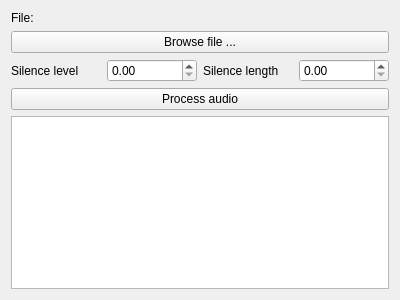
First picture: the form in MUL/mainwindow.ui, repository Jamiroquai88/MUL, before the edit.
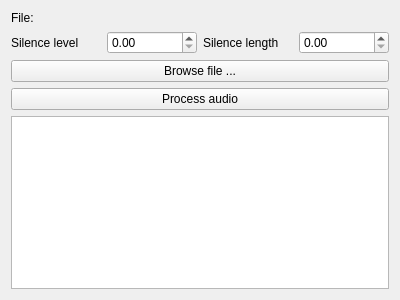
Second picture: the form after the edit.

What changed in the file:
```diff
--- a/MUL/mainwindow.ui
+++ b/MUL/mainwindow.ui
@@ -10,32 +10,23 @@
     <height>300</height>
    </rect>
   </property>
+  <property name="sizePolicy">
+   <sizepolicy hsizetype="Preferred" vsizetype="Preferred">
+    <horstretch>0</horstretch>
+    <verstretch>0</verstretch>
+   </sizepolicy>
+  </property>
   <property name="windowTitle">
    <string>MainWindow</string>
   </property>
   <widget class="QWidget" name="centralWidget">
    <property name="sizePolicy">
-    <sizepolicy hsizetype="Minimum" vsizetype="Maximum">
+    <sizepolicy hsizetype="Preferred" vsizetype="Preferred">
      <horstretch>0</horstretch>
      <verstretch>0</verstretch>
     </sizepolicy>
    </property>
-   <widget class="QWidget" name="verticalWidget" native="true">
-    <property name="geometry">
-     <rect>
-      <x>0</x>
-      <y>0</y>
-      <width>400</width>
-      <height>300</height>
-     </rect>
-    </property>
-    <property name="sizePolicy">
-     <sizepolicy hsizetype="Maximum" vsizetype="Maximum">
-      <horstretch>0</horstretch>
-      <verstretch>0</verstretch>
-     </sizepolicy>
-    </property>
-    <layout class="QVBoxLayout" name="verticalLayout">
+   <layout class="QVBoxLayout" name="verticalLayout_2">
      <item>
       <layout class="QHBoxLayout" name="horizontalLayout_2">
        <item>
@@ -60,13 +51,6 @@
        </item>
       </layout>
      </item>
-     <item>
-      <widget class="QPushButton" name="browseButton">
-       <property name="text">
-        <string>Browse file ...</string>
-       </property>
-      </widget>
-     </item>
      <item>
       <layout class="QHBoxLayout" name="horizontalLayout">
        <item>
@@ -98,6 +82,19 @@
        </item>
       </layout>
      </item>
+    <item>
+     <widget class="QPushButton" name="browseButton">
+      <property name="sizePolicy">
+       <sizepolicy hsizetype="Preferred" vsizetype="Preferred">
+        <horstretch>0</horstretch>
+        <verstretch>0</verstretch>
+       </sizepolicy>
+      </property>
+      <property name="text">
+       <string>Browse file ...</string>
+      </property>
+     </widget>
+    </item>
      <item>
       <widget class="QPushButton" name="processButton">
        <property name="text">
@@ -106,10 +103,16 @@
       </widget>
      </item>
      <item>
-      <widget class="QTableView" name="tableView"/>
-     </item>
-    </layout>
-   </widget>
+     <widget class="QTableView" name="tableView">
+      <property name="sizePolicy">
+       <sizepolicy hsizetype="Preferred" vsizetype="Preferred">
+        <horstretch>0</horstretch>
+        <verstretch>0</verstretch>
+       </sizepolicy>
+      </property>
+     </widget>
+    </item>
+   </layout>
   </widget>
  </widget>
  <layoutdefault spacing="6" margin="11"/>
```
Left out of the diff: 6 changed lines with no effect on the pictures. Lines whose indentation alone changed are shown as unchanged.
